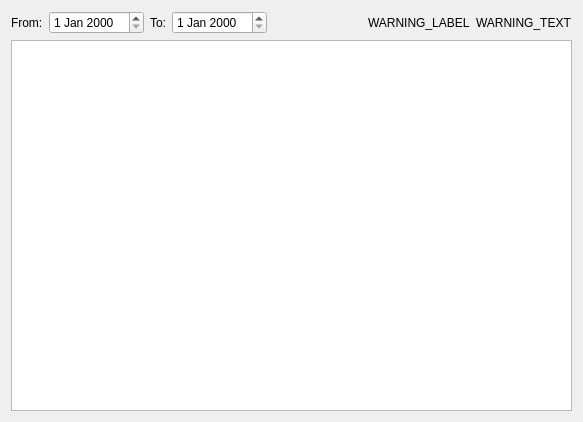
Before: the Qt Designer form gui/worksheetwidget.ui in megakoko/jira-worksheet, drawn with Qt 5.
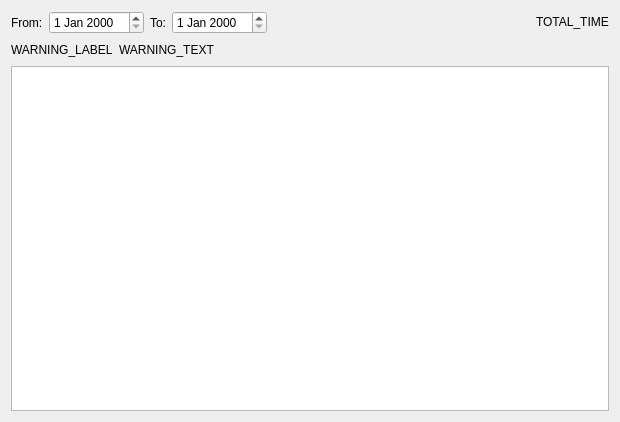
After: the same form once the commit is applied.

What changed in the file:
```diff
--- a/gui/worksheetwidget.ui
+++ b/gui/worksheetwidget.ui
@@ -6,7 +6,7 @@
    <rect>
     <x>0</x>
     <y>0</y>
-    <width>583</width>
+    <width>620</width>
     <height>422</height>
    </rect>
   </property>
@@ -50,6 +50,24 @@
       </spacer>
      </item>
      <item>
+      <widget class="QLabel" name="totalTimeLabel">
+       <property name="text">
+        <string>TOTAL_TIME</string>
+       </property>
+       <property name="textInteractionFlags">
+        <set>Qt::LinksAccessibleByMouse|Qt::TextSelectableByKeyboard|Qt::TextSelectableByMouse</set>
+       </property>
+      </widget>
+     </item>
+    </layout>
+   </item>
+   <item>
+    <widget class="QWidget" name="warningContainer" native="true">
+     <layout class="QHBoxLayout" name="horizontalLayout_2">
+      <property name="margin">
+       <number>0</number>
+      </property>
+      <item>
       <widget class="QLabel" name="warningLabel">
        <property name="text">
         <string>WARNING_LABEL</string>
@@ -63,7 +81,21 @@
        </property>
       </widget>
      </item>
-    </layout>
+      <item>
+       <spacer name="horizontalSpacer_2">
+        <property name="orientation">
+         <enum>Qt::Horizontal</enum>
+        </property>
+        <property name="sizeHint" stdset="0">
+         <size>
+          <width>40</width>
+          <height>20</height>
+         </size>
+        </property>
+       </spacer>
+      </item>
+     </layout>
+    </widget>
    </item>
    <item>
     <widget class="QTableView" name="tableView"/>
```
Lines whose indentation alone changed are shown as unchanged.
